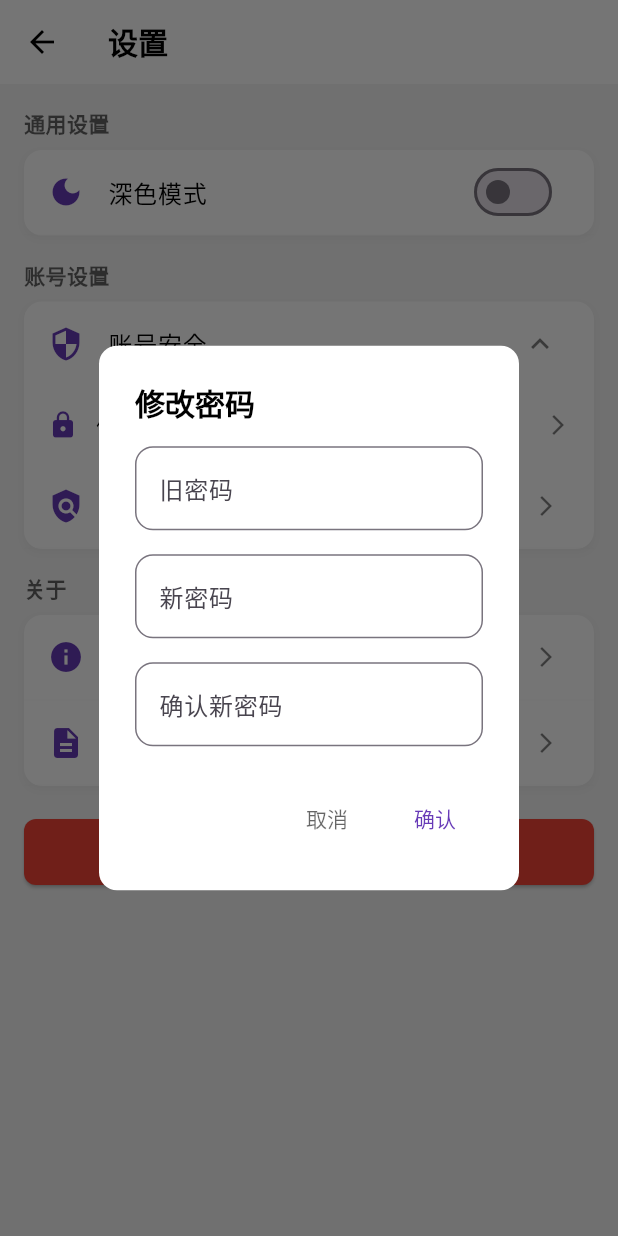
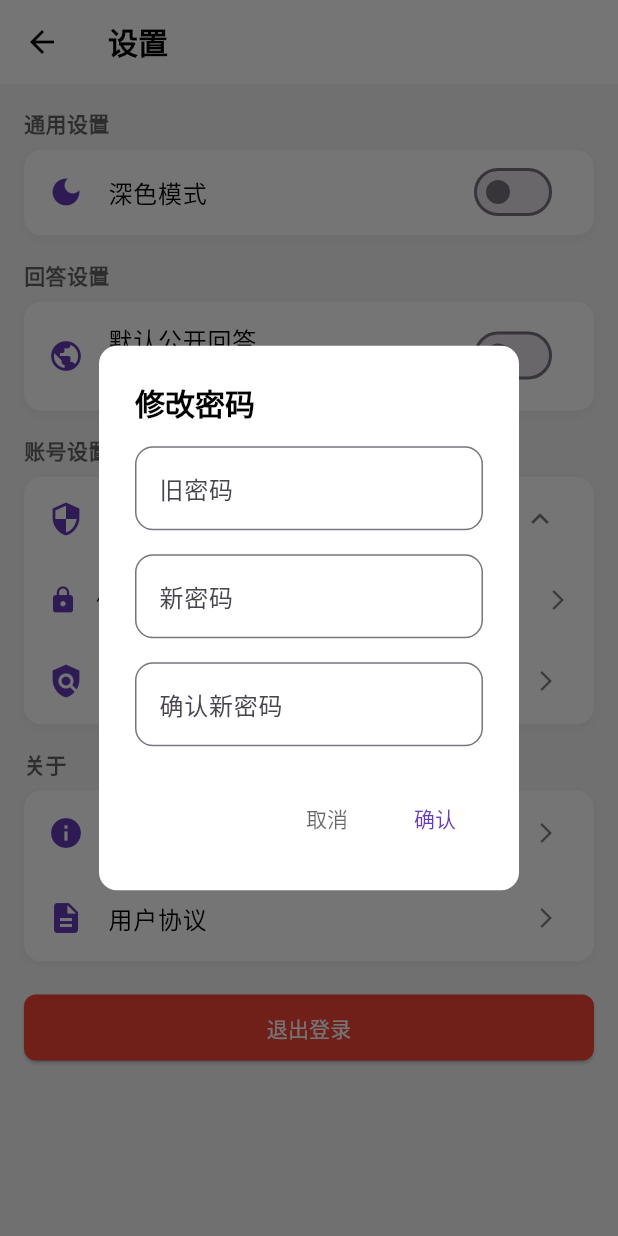
Before and after one commit to git-wujinlu/front, a Flutter app: the SettingsPage screen opened directly, after a tap on "账号安全", after a tap on "修改密码", on a phone screen of 412 x 824 dp. Run offline on Flutter 3.47's test engine with Material 3 defaults, Android fonts, the phone set to English and light mode, and no system bars; our stand-ins replace dio, image_picker, shared_preferences; accounts and stored records are empty; network calls fail.

```diff
--- a/demo1/lib/pages/home/SettingsPage.dart
+++ b/demo1/lib/pages/home/SettingsPage.dart
@@ -18,6 +18,74 @@ class SettingsPage extends StatefulWidget {
 
 class _SettingsPageState extends State<SettingsPage> {
   bool _isSecurityExpanded = false;
+  bool _isDefaultPublic = false;
+  bool _isLoadingPublicStatus = true;
+  final UserService _userService = UserService();
+
+  @override
+  void initState() {
+    super.initState();
+    _loadDefaultPublicStatus();
+  }
+
+  Future<void> _loadDefaultPublicStatus() async {
+    try {
+      setState(() {
+        _isLoadingPublicStatus = true;
+      });
+
+      final status = await _userService.getDefaultPublicStatus();
+
+      setState(() {
+        _isDefaultPublic = status == 1;
+        _isLoadingPublicStatus = false;
+      });
+    } catch (e) {
+      print('加载默认公开状态失败: $e');
+      setState(() {
+        _isDefaultPublic = false; // 默认不公开
+        _isLoadingPublicStatus = false;
+      });
+
+      // 延迟显示错误提示，确保上下文可用
+      Future.delayed(Duration.zero, () {
+        if (mounted) {
+          ScaffoldMessenger.of(context).showSnackBar(
+            SnackBar(content: Text('加载默认公开状态失败: $e')),
+          );
+        }
+      });
+    }
+  }
+
+  Future<void> _updateDefaultPublicStatus(bool value) async {
+    try {
+      final status = value ? 1 : 0;
+      final success = await _userService.setDefaultPublicStatus(status);
+
+      if (success) {
+        setState(() {
+          _isDefaultPublic = value;
+        });
+
+        if (mounted) {
+          ScaffoldMessenger.of(context).showSnackBar(
+            SnackBar(content: Text('默认公开状态已更新')),
+          );
+        }
+      } else {
+        throw Exception('服务器返回失败状态');
+      }
+    } catch (e) {
+      print('更新默认公开状态失败: $e');
+
+      if (mounted) {
+        ScaffoldMessenger.of(context).showSnackBar(
+          SnackBar(content: Text('更新默认公开状态失败: $e')),
+        );
+      }
+    }
+  }
 
   @override
   Widget build(BuildContext context) {
@@ -42,6 +110,20 @@ class _SettingsPageState extends State<SettingsPage> {
                   themeProvider.toggleTheme();
                 },
               ),
+            ],
+          ),
+          _buildSection(
+            title: '回答设置',
+            children: [
+              _isLoadingPublicStatus
+                  ? _buildLoadingTile(title: '默认公开回答')
+                  : _buildSwitchTile(
+                      icon: Icons.public,
+                      title: '默认公开回答',
+                      subtitle: '开启后，您的回答将默认对所有人可见',
+                      value: _isDefaultPublic,
+                      onChanged: _updateDefaultPublicStatus,
+                    ),
             ],
           ),
           _buildSection(
@@ -183,6 +265,7 @@ class _SettingsPageState extends State<SettingsPage> {
   Widget _buildSwitchTile({
     required IconData icon,
     required String title,
+    String? subtitle,
     required bool value,
     required ValueChanged<bool> onChanged,
   }) {
@@ -203,6 +286,15 @@ class _SettingsPageState extends State<SettingsPage> {
             color: Theme.of(context).textTheme.bodyMedium?.color,
           ),
         ),
+        subtitle: subtitle != null
+            ? Text(
+                subtitle,
+                style: TextStyle(
+                  color: Theme.of(context).textTheme.bodySmall?.color,
+                  fontSize: 12,
+                ),
+              )
+            : null,
         trailing: Switch(
           value: value,
           onChanged: onChanged,
@@ -611,6 +703,38 @@ class _SettingsPageState extends State<SettingsPage> {
     );
   }
 
+  Widget _buildLoadingTile({required String title}) {
+    return Container(
+      decoration: BoxDecoration(
+        border: Border(
+          bottom: BorderSide(
+            color: Theme.of(context).dividerColor.withOpacity(0.1),
+            width: 1,
+          ),
+        ),
+      ),
+      child: ListTile(
+        leading: Icon(Icons.public, color: Theme.of(context).primaryColor),
+        title: Text(
+          title,
+          style: TextStyle(
+            color: Theme.of(context).textTheme.bodyMedium?.color,
+          ),
+        ),
+        trailing: SizedBox(
+          width: 24,
+          height: 24,
+          child: CircularProgressIndicator(
+            strokeWidth: 2,
+            valueColor: AlwaysStoppedAnimation<Color>(
+              Theme.of(context).primaryColor,
+            ),
+          ),
+        ),
+      ),
+    );
+  }
+
   // 彻底清除缓存并登出
   Future<void> _clearAllCacheAndLogout() async {
     try {
--- a/demo1/lib/services/user_service.dart
+++ b/demo1/lib/services/user_service.dart
@@ -987,4 +987,60 @@ class UserService {
       throw Exception('获取问题详情失败：$e');
     }
   }
+
+  // 获取默认公开状态
+  Future<int> getDefaultPublicStatus() async {
+    try {
+      print('获取默认公开状态');
+      final headers = await RequestModel.getHeaders();
+
+      final response = await _dio.get(
+        '${ApiConstants.baseUrl}/api/hangzd/user/default-public',
+        options: Options(
+          headers: headers,
+          validateStatus: (status) => status != null && status < 500,
+        ),
+      );
+
+      print('获取默认公开状态响应: ${response.data}');
+
+      if (response.data['success'] == true && response.data['data'] != null) {
+        return response.data['data'] as int;
+      }
+      return 0; // 默认不公开
+    } on DioException catch (e) {
+      print('获取默认公开状态失败: ${e.message}');
+      throw Exception(ApiErrorHandler.handleError(e));
+    } catch (e) {
+      print('获取默认公开状态异常: $e');
+      throw Exception('获取默认公开状态失败：$e');
+    }
+  }
+
+  // 设置默认公开状态
+  Future<bool> setDefaultPublicStatus(int status) async {
+    try {
+      print('设置默认公开状态: $status');
+      final headers = await RequestModel.getHeaders();
+
+      final response = await _dio.put(
+        '${ApiConstants.baseUrl}/api/hangzd/user/default-public',
+        data: {'status': status},
+        options: Options(
+          headers: headers,
+          validateStatus: (status) => status != null && status < 500,
+        ),
+      );
+
+      print('设置默认公开状态响应: ${response.data}');
+
+      return response.data['success'] == true;
+    } on DioException catch (e) {
+      print('设置默认公开状态失败: ${e.message}');
+      throw Exception(ApiErrorHandler.handleError(e));
+    } catch (e) {
+      print('设置默认公开状态异常: $e');
+      throw Exception('设置默认公开状态失败：$e');
+    }
+  }
 }
```
Also changed, not shown: demo1/lib/pages/home/SelfPage.dart (+30 -3 lines).
